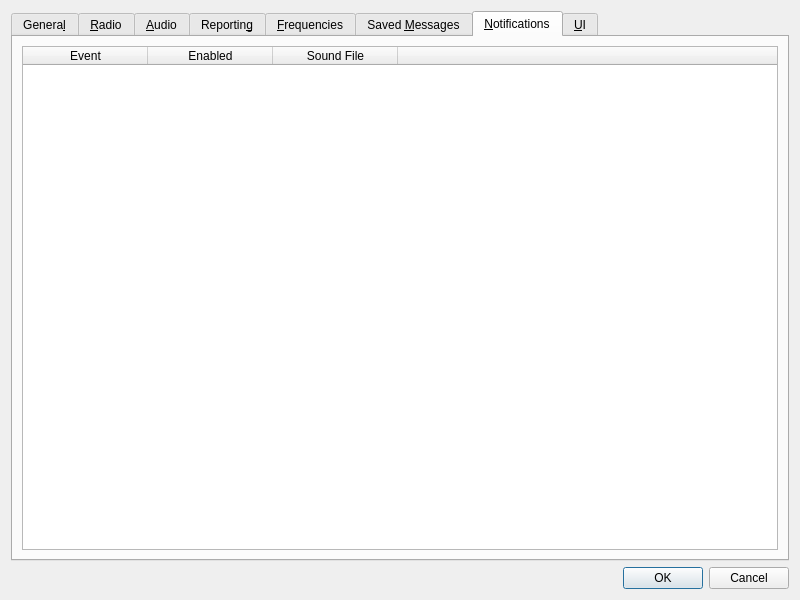
Before: the Qt Designer form Configuration.ui in qcmiao1998/js8call, drawn with Qt 5.
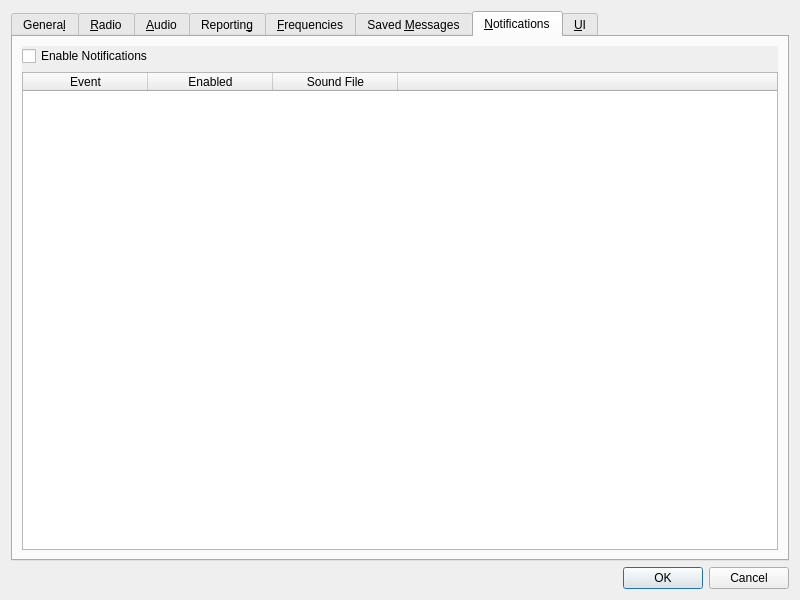
After: the same form once the commit is applied. The open tabs and pages were chosen to show the change.

Commit message: Added checkbox to enable / disable all notifications

The edit to the form file:
```diff
--- a/Configuration.ui
+++ b/Configuration.ui
@@ -3154,6 +3154,13 @@
            <property name="bottomMargin">
             <number>0</number>
            </property>
+           <item>
+            <widget class="QCheckBox" name="notifications_check_box">
+             <property name="text">
+              <string>Enable Notifications</string>
+             </property>
+            </widget>
+           </item>
            <item>
             <widget class="QTableWidget" name="notifications_table_widget">
              <property name="editTriggers">
```
The commit also changes 1 other file.
